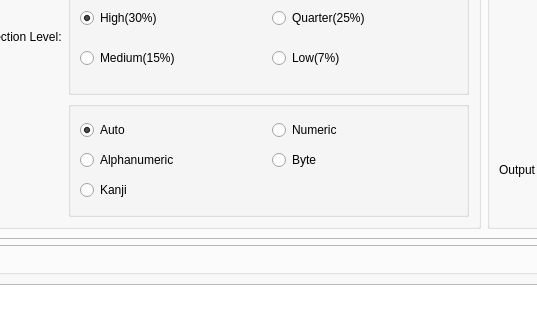
netbuddy/qrdata, file qrdata/qrdata.ui: the form before one commit; both pictures show x 101 to 638 and y 226 to 546 of the 1169 by 815 pixel window.
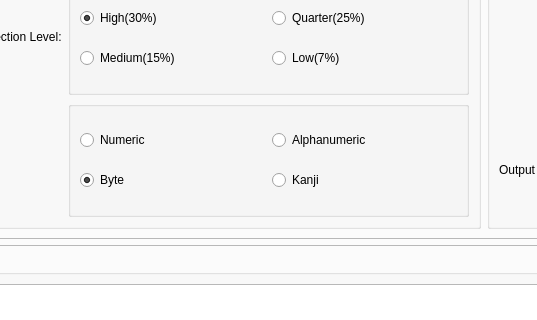
The form after the commit.

What changed in the file:
```diff
--- a/qrdata/qrdata.ui
+++ b/qrdata/qrdata.ui
@@ -46,38 +46,31 @@
                  <string/>
                 </property>
                 <layout class="QGridLayout" name="gridLayout_3">
-                 <item row="1" column="1">
-                  <widget class="QRadioButton" name="byteRadioButton">
-                   <property name="text">
-                    <string>Byte</string>
-                   </property>
-                  </widget>
-                 </item>
-                 <item row="0" column="1">
+                 <item row="0" column="0">
                   <widget class="QRadioButton" name="numericRadioButton">
                    <property name="text">
                     <string>Numeric</string>
                    </property>
                   </widget>
                  </item>
-                 <item row="0" column="0">
-                  <widget class="QRadioButton" name="autoRadioButton">
-                   <property name="text">
-                    <string>Auto</string>
-                   </property>
-                   <property name="checked">
-                    <bool>true</bool>
-                   </property>
-                  </widget>
-                 </item>
-                 <item row="1" column="0">
+                 <item row="0" column="1">
                   <widget class="QRadioButton" name="alphanumericRadioButton">
                    <property name="text">
                     <string>Alphanumeric</string>
                    </property>
                   </widget>
                  </item>
-                 <item row="2" column="0">
+                 <item row="1" column="0">
+                  <widget class="QRadioButton" name="byteRadioButton">
+                   <property name="text">
+                    <string>Byte</string>
+                   </property>
+                   <property name="checked">
+                    <bool>true</bool>
+                   </property>
+                  </widget>
+                 </item>
+                 <item row="1" column="1">
                   <widget class="QRadioButton" name="kanjiRadioButton">
                    <property name="text">
                     <string>Kanji</string>
```
